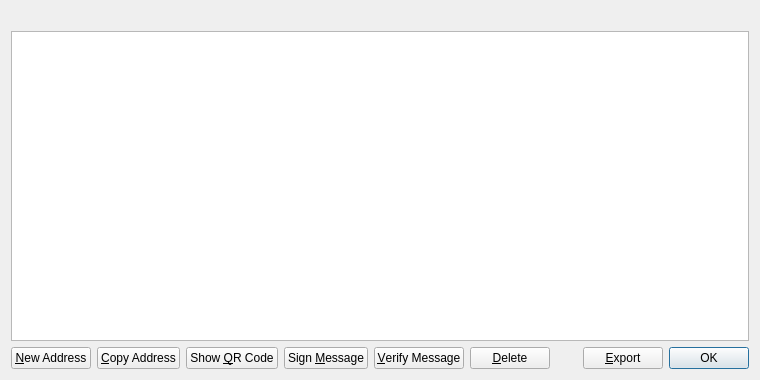
This is src/qt/forms/addressbookpage.ui in royaltiescoin/royaltiescoin as Qt 5 draws it before an edit. The edited form follows.
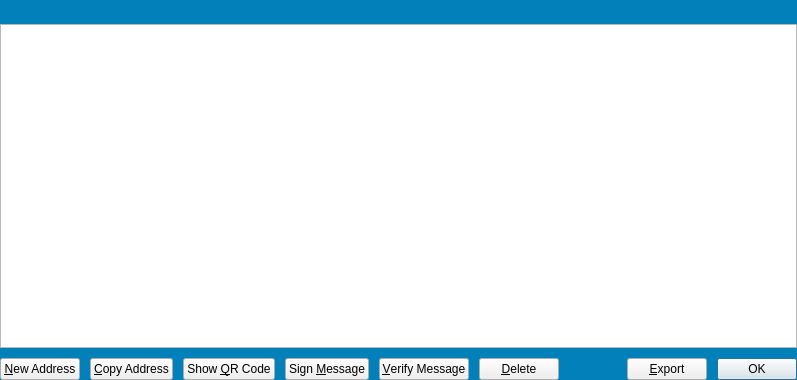
This is the edited form. Icons and pictures are not drawn.

What changed in the file:
```diff
--- a/src/qt/forms/addressbookpage.ui
+++ b/src/qt/forms/addressbookpage.ui
@@ -6,16 +6,55 @@
    <rect>
     <x>0</x>
     <y>0</y>
-    <width>760</width>
+    <width>797</width>
     <height>380</height>
    </rect>
   </property>
   <property name="windowTitle">
    <string>Address Book</string>
   </property>
+  <property name="styleSheet">
+   <string notr="true">QWidget#AddressBookPage{background-color:#0280ba;}</string>
+  </property>
   <layout class="QVBoxLayout" name="verticalLayout">
+   <property name="spacing">
+    <number>10</number>
+   </property>
+   <property name="leftMargin">
+    <number>0</number>
+   </property>
+   <property name="topMargin">
+    <number>0</number>
+   </property>
+   <property name="rightMargin">
+    <number>0</number>
+   </property>
+   <property name="bottomMargin">
+    <number>0</number>
+   </property>
+   <item>
+    <widget class="QWidget" name="widget" native="true">
+     <layout class="QVBoxLayout" name="verticalLayout_2">
+      <property name="spacing">
+       <number>10</number>
+      </property>
+      <property name="leftMargin">
+       <number>0</number>
+      </property>
+      <property name="topMargin">
+       <number>0</number>
+      </property>
+      <property name="rightMargin">
+       <number>0</number>
+      </property>
+      <property name="bottomMargin">
+       <number>0</number>
+      </property>
    <item>
     <widget class="QLabel" name="labelExplanation">
+        <property name="styleSheet">
+         <string notr="true">color:white;</string>
+        </property>
      <property name="textFormat">
       <enum>Qt::PlainText</enum>
      </property>
@@ -32,6 +71,9 @@
      <property name="toolTip">
       <string>Double-click to edit address or label</string>
      </property>
+        <property name="styleSheet">
+         <string notr="true">QTableView{background-color:#0e2947;alternate-background-color:#1b3e66;color:white;}&quot;</string>
+        </property>
      <property name="tabKeyNavigation">
       <bool>false</bool>
      </property>
@@ -52,8 +94,14 @@
      </attribute>
     </widget>
    </item>
+     </layout>
+    </widget>
+   </item>
    <item>
     <layout class="QHBoxLayout" name="horizontalLayout">
+     <property name="spacing">
+      <number>10</number>
+     </property>
      <item>
       <widget class="QPushButton" name="newAddress">
        <property name="toolTip">
```
Left out of the diff: 16 changed lines with no effect on the pictures. Lines whose indentation alone changed are shown as unchanged.
